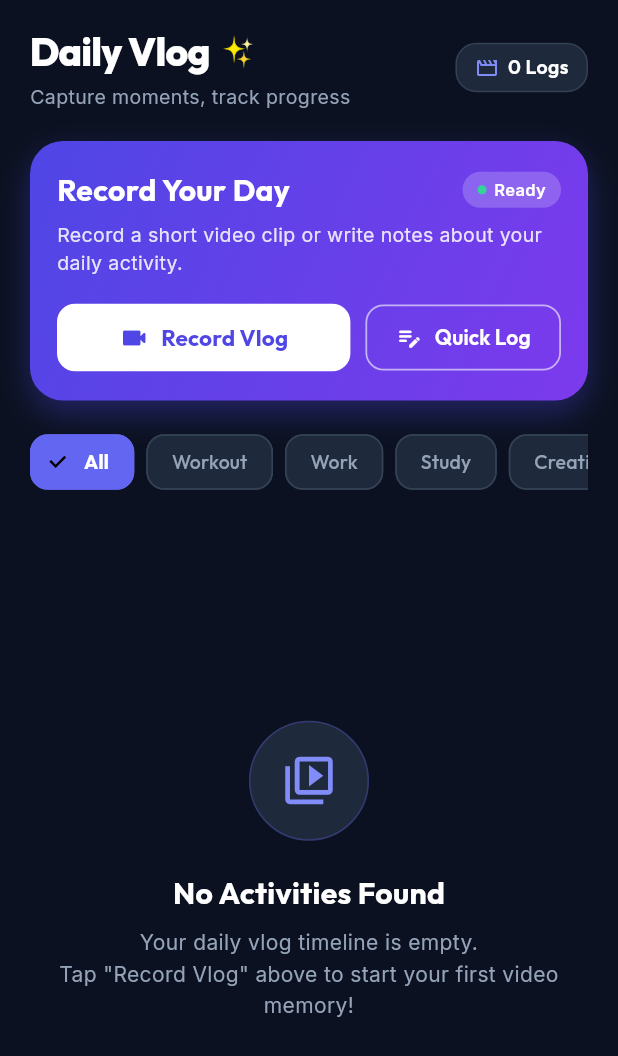
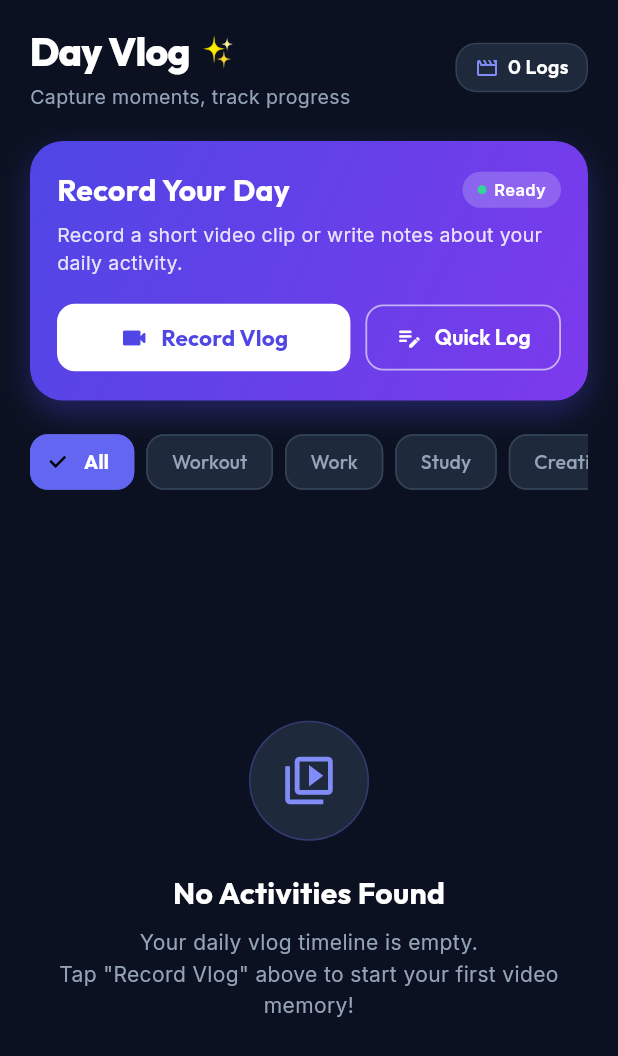
Before and after one commit to AsfawSr/daily-vlog, a Flutter app: the screen it shows after launch, on a phone screen of 412 x 824 dp. Shown: the top 1056 px of the screen. Run offline on Flutter 3.47's test engine with Material 3 defaults, Android fonts, the phone set to English and light mode, and no system bars; our stand-ins replace camera, google_fonts, hive_flutter, permission_handler, video_player; accounts and stored records are empty.

Commit message:
feat: change app display name to Day Vlog

```diff
--- a/lib/main.dart
+++ b/lib/main.dart
@@ -29,7 +29,7 @@ class DailyVlogApp extends StatelessWidget {
   @override
   Widget build(BuildContext context) {
     return MaterialApp(
-      title: 'Daily Vlog',
+      title: 'Day Vlog',
       debugShowCheckedModeBanner: false,
       theme: ThemeData(
         brightness: Brightness.dark,
--- a/lib/screens/camera_recorder_screen.dart
+++ b/lib/screens/camera_recorder_screen.dart
@@ -236,7 +236,7 @@ class _CameraRecorderScreenState extends State<CameraRecorderScreen>
                       )
                     else
                       Text(
-                        'DAILY VLOG CAMERA',
+                        'DAY VLOG CAMERA',
                         style: GoogleFonts.outfit(
                           color: Colors.white.withValues(alpha: 0.85),
                           fontWeight: FontWeight.w600,
--- a/lib/screens/home_timeline_screen.dart
+++ b/lib/screens/home_timeline_screen.dart
@@ -179,7 +179,7 @@ class _HomeTimelineScreenState extends State<HomeTimelineScreen> {
             Row(
               children: [
                 Text(
-                  'Daily Vlog',
+                  'Day Vlog',
                   style: GoogleFonts.outfit(
                     color: Colors.white,
                     fontSize: 26,
```
Also changed, not shown: 3 other files.
